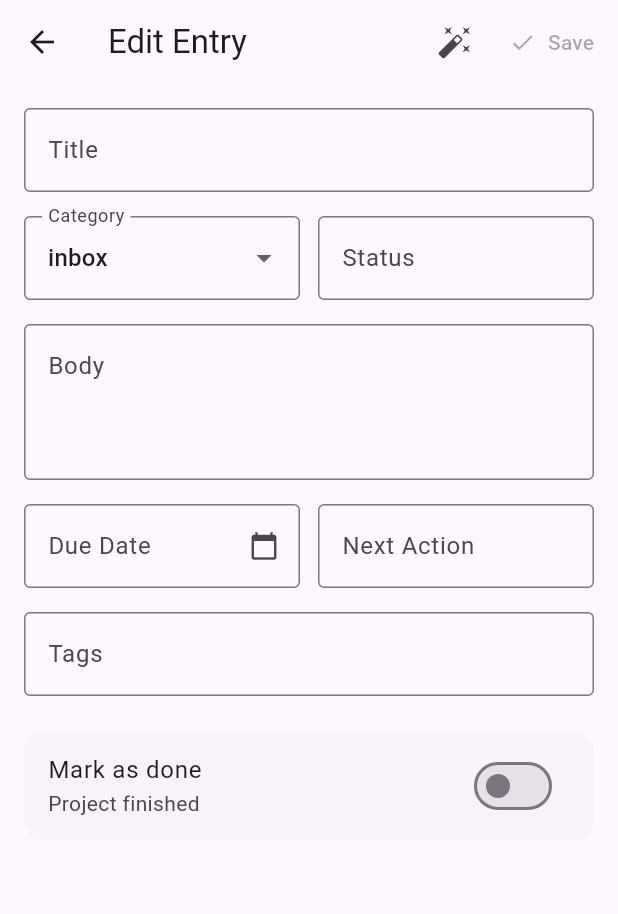
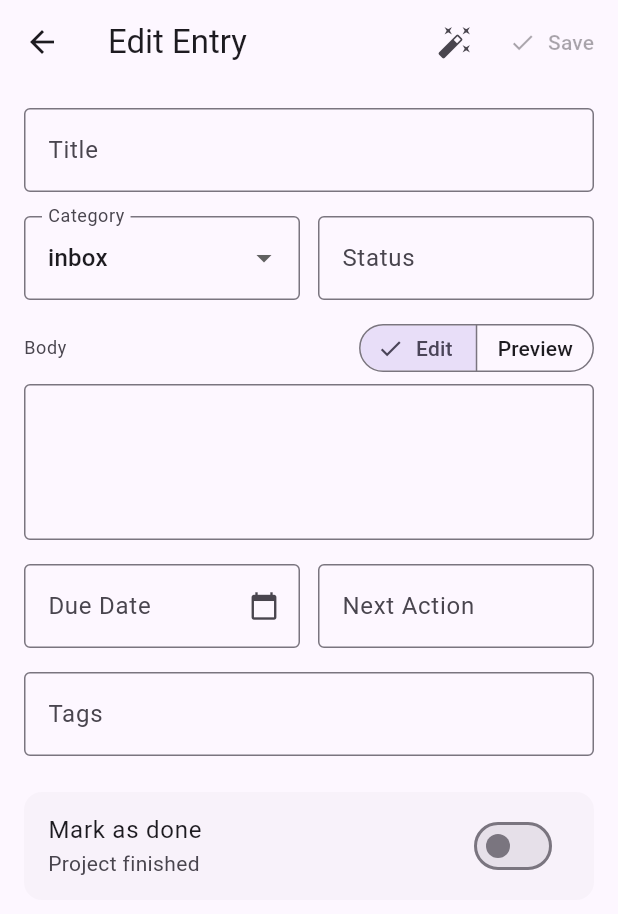
Before and after one commit to cpuchip/brain-app, a Flutter app: the EditEntryScreen screen opened directly with empty values, on a phone screen of 412 x 824 dp. Shown: the top 914 px of the screen. Run offline on Flutter 3.47's test engine with Material 3 defaults, Android fonts, the phone set to English and light mode, and no system bars; our stand-ins replace connectivity_plus, flutter_dotenv, flutter_local_notifications, flutter_markdown, flutter_tts, permission_handler and 4 more; missing offline and left inert: home_widget; accounts and stored records are empty.

Commit message:
feat: markdown body rendering with edit/preview toggle
- Add flutter_markdown dependency
- Edit entry screen: segmented Edit/Preview toggle for body field
- Preview mode renders markdown (MarkdownBody, selectable, themed)
- History cards: strip markdown syntax for clean 3-line text preview
- No schema/API changes — body TEXT column is already compatible

```diff
--- a/lib/screens/edit_entry_screen.dart
+++ b/lib/screens/edit_entry_screen.dart
@@ -1,4 +1,5 @@
 import 'package:flutter/material.dart';
+import 'package:flutter_markdown/flutter_markdown.dart';
 import '../services/brain_api.dart';
 
 /// Full-screen editor for a brain entry.
@@ -24,6 +25,7 @@ class _EditEntryScreenState extends State<EditEntryScreen> {
   bool _saving = false;
   bool _dirty = false;
   bool _classifying = false;
+  bool _previewBody = false;
 
   static const _categories = [
     'inbox',
@@ -284,15 +286,54 @@ class _EditEntryScreenState extends State<EditEntryScreen> {
               ),
               const SizedBox(height: 16),
 
-              // Body
+              // Body — edit / preview toggle
+              Row(
+                children: [
+                  Text('Body', style: theme.textTheme.bodySmall?.copyWith(color: colorScheme.onSurfaceVariant)),
+                  const Spacer(),
+                  SegmentedButton<bool>(
+                    segments: const [
+                      ButtonSegment(value: false, label: Text('Edit')),
+                      ButtonSegment(value: true, label: Text('Preview')),
+                    ],
+                    selected: {_previewBody},
+                    onSelectionChanged: (v) => setState(() => _previewBody = v.first),
+                    style: ButtonStyle(
+                      visualDensity: VisualDensity.compact,
+                      tapTargetSize: MaterialTapTargetSize.shrinkWrap,
+                    ),
+                  ),
+                ],
+              ),
+              const SizedBox(height: 8),
+              if (_previewBody)
+                Container(
+                  width: double.infinity,
+                  constraints: const BoxConstraints(minHeight: 100),
+                  padding: const EdgeInsets.all(12),
+                  decoration: BoxDecoration(
+                    border: Border.all(color: colorScheme.outline.withValues(alpha: 0.3)),
+                    borderRadius: BorderRadius.circular(4),
+                  ),
+                  child: _bodyCtrl.text.trim().isEmpty
+                      ? Text('Nothing to preview',
+                          style: theme.textTheme.bodyMedium?.copyWith(color: colorScheme.outline))
+                      : MarkdownBody(
+                          data: _bodyCtrl.text,
+                          selectable: true,
+                          styleSheet: MarkdownStyleSheet.fromTheme(theme).copyWith(
+                            p: theme.textTheme.bodyMedium,
+                          ),
+                        ),
+                )
+              else
                 TextField(
                   controller: _bodyCtrl,
                   decoration: const InputDecoration(
-                  labelText: 'Body',
                     border: OutlineInputBorder(),
                     alignLabelWithHint: true,
                   ),
-                maxLines: 6,
+                  maxLines: 8,
                   minLines: 3,
                   textCapitalization: TextCapitalization.sentences,
                 ),
--- a/pubspec.yaml
+++ b/pubspec.yaml
@@ -23,6 +23,7 @@ dependencies:
   sqflite: ^2.4.2
   connectivity_plus: ^6.1.4
   path_provider: ^2.1.5
+  flutter_markdown: ^0.7.7+1
 
 dev_dependencies:
   flutter_test:
```
Also changed, not shown: lib/screens/history_screen.dart (+19 -2 lines). Lines whose indentation alone changed are shown as unchanged.
